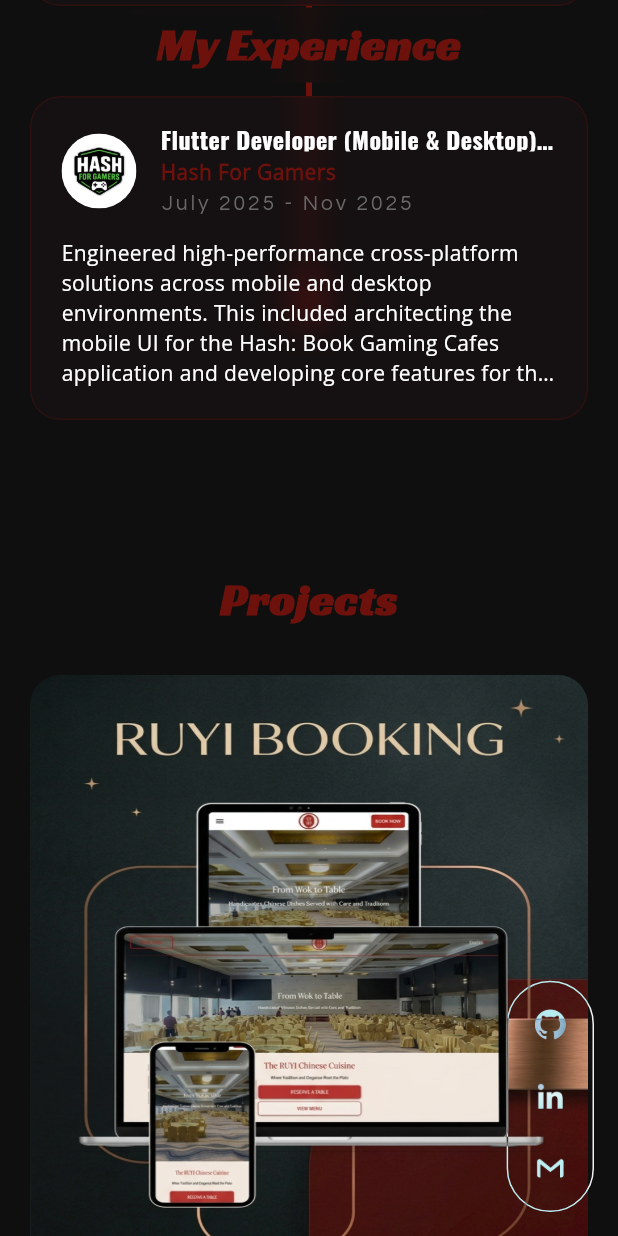
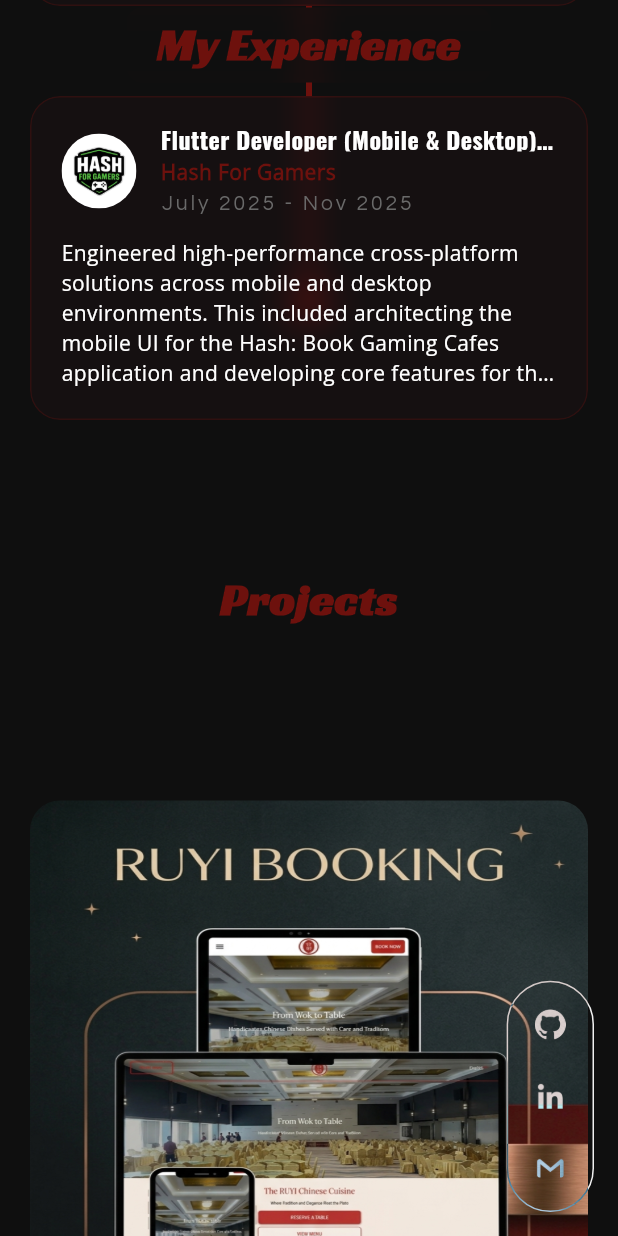
Before and after one commit to ThetHtooKyaw/Tony-Portfolio, a Flutter app: the screen it shows after launch, scrolled down 2880 dp, on a phone screen of 412 x 824 dp. Run offline on Flutter 3.47's test engine with Material 3 defaults, Android fonts, the phone set to English and light mode, and no system bars; drawn by our look-alikes of auto_size_text, flutter_animate; our stand-ins replace flutter_dotenv, go_router, lottie, marquee, stacked_card_carousel, visibility_detector and 1 more; missing offline and left inert: flutter_3d_carousel.

Commit message:
Bugs Fixed

```diff
--- a/lib/src/award/views/award_view.dart
+++ b/lib/src/award/views/award_view.dart
@@ -1,6 +1,5 @@
 import 'package:flutter/material.dart';
 import 'package:flutter/services.dart';
-import 'package:tony_portfolio/core/data/certificate_info.dart';
 import 'package:tony_portfolio/src/award/views/award_major_certificate_section.dart';
 import 'package:tony_portfolio/src/award/views/award_landing_section.dart';
 import 'package:tony_portfolio/src/award/views/award_minor_certificate_section.dart';
--- a/lib/src/home/views/home_project_section.dart
+++ b/lib/src/home/views/home_project_section.dart
@@ -1,4 +1,3 @@
-import 'dart:math' as math;
 import 'package:auto_size_text/auto_size_text.dart';
 import 'package:flutter/material.dart';
 import 'package:flutter_animate/flutter_animate.dart';
@@ -32,12 +31,7 @@
         ? widget.scrollController.position.viewportDimension
         : screenSize.height;
 
-    final visibleTop = math.max(top, 0.0);
-    final visibleBottom = math.min(bottom, viewportHeight);
-    final visibleHeight = math.max(0.0, visibleBottom - visibleTop);
-    final visibleRatio = visibleHeight / section.size.height;
-
-    return visibleRatio >= 0.99;
+    return top <= 20.0 && bottom >= viewportHeight - 20.0;
   }
 
   void _handleUrlLaunch(String? projectUrl) async {
@@ -56,7 +50,7 @@
     final isDesktop = ResponsiveWidget.isDesktop(context);
 
     final double cardHeight = screenSize.height * 0.85;
-    const double padding = 400;
+    const double padding = 500;
     final double step = cardHeight + padding;
 
     return Stack(
@@ -73,6 +67,8 @@
                 horizontal: isDesktop ? 40 : AppFormat.priamaryPadding,
               ),
               width: double.infinity,
+              height: screenSize
+                  .height, // Force section to span exactly 1 whole screen
               color: AppColor.background,
               alignment: Alignment.bottomCenter,
               child: SizedBox(
```
Also changed, not shown: lib/main.dart (+6 -1 lines), pubspec.lock, 1 other file.
